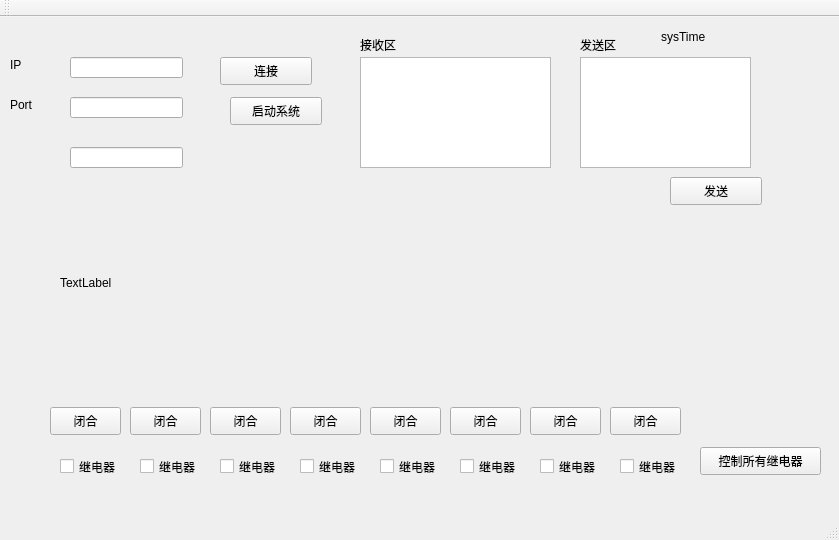
Qt form mainwindow.ui (kingvei/Sample_Qt) before a commit.
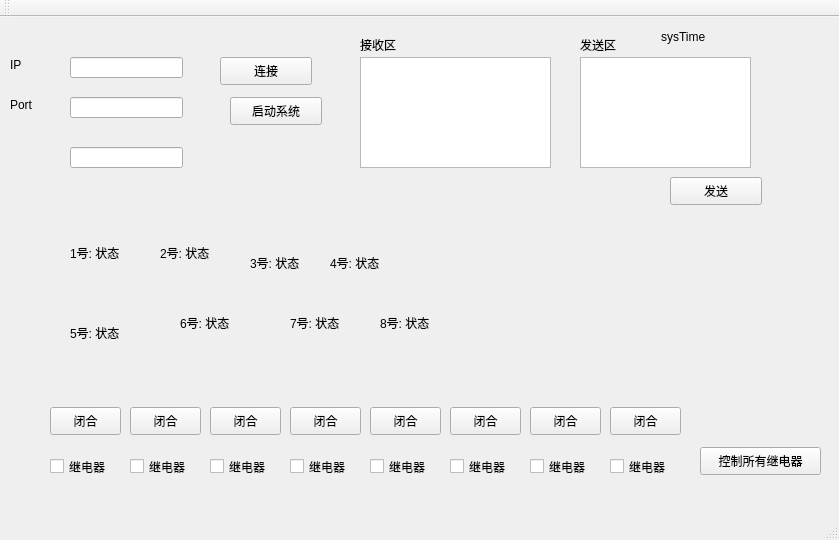
The same form after that commit.

The edit to the form file:
```diff
--- a/mainwindow.ui
+++ b/mainwindow.ui
@@ -115,7 +115,7 @@
    <widget class="QCheckBox" name="relayCheckBox_1">
     <property name="geometry">
      <rect>
-      <x>60</x>
+      <x>130</x>
       <y>440</y>
       <width>71</width>
       <height>19</height>
@@ -128,7 +128,7 @@
    <widget class="QCheckBox" name="relayCheckBox_2">
     <property name="geometry">
      <rect>
-      <x>140</x>
+      <x>210</x>
       <y>440</y>
       <width>71</width>
       <height>19</height>
@@ -141,7 +141,7 @@
    <widget class="QCheckBox" name="relayCheckBox_3">
     <property name="geometry">
      <rect>
-      <x>220</x>
+      <x>290</x>
       <y>440</y>
       <width>71</width>
       <height>19</height>
@@ -154,7 +154,7 @@
    <widget class="QCheckBox" name="relayCheckBox_4">
     <property name="geometry">
      <rect>
-      <x>300</x>
+      <x>370</x>
       <y>440</y>
       <width>71</width>
       <height>19</height>
@@ -167,7 +167,7 @@
    <widget class="QCheckBox" name="relayCheckBox_5">
     <property name="geometry">
      <rect>
-      <x>380</x>
+      <x>450</x>
       <y>440</y>
       <width>71</width>
       <height>19</height>
@@ -180,7 +180,7 @@
    <widget class="QCheckBox" name="relayCheckBox_6">
     <property name="geometry">
      <rect>
-      <x>460</x>
+      <x>530</x>
       <y>440</y>
       <width>71</width>
       <height>19</height>
@@ -193,7 +193,7 @@
    <widget class="QCheckBox" name="relayCheckBox_7">
     <property name="geometry">
      <rect>
-      <x>540</x>
+      <x>610</x>
       <y>440</y>
       <width>71</width>
       <height>19</height>
@@ -206,7 +206,7 @@
    <widget class="QCheckBox" name="relayCheckBox_8">
     <property name="geometry">
      <rect>
-      <x>620</x>
+      <x>50</x>
       <y>440</y>
       <width>71</width>
       <height>19</height>
@@ -232,7 +232,7 @@
    <widget class="QPushButton" name="relayButton_1">
     <property name="geometry">
      <rect>
-      <x>50</x>
+      <x>130</x>
       <y>390</y>
       <width>71</width>
       <height>28</height>
@@ -245,7 +245,7 @@
    <widget class="QPushButton" name="relayButton_2">
     <property name="geometry">
      <rect>
-      <x>130</x>
+      <x>210</x>
       <y>390</y>
       <width>71</width>
       <height>28</height>
@@ -258,7 +258,7 @@
    <widget class="QPushButton" name="relayButton_3">
     <property name="geometry">
      <rect>
-      <x>210</x>
+      <x>290</x>
       <y>390</y>
       <width>71</width>
       <height>28</height>
@@ -271,7 +271,7 @@
    <widget class="QPushButton" name="relayButton_4">
     <property name="geometry">
      <rect>
-      <x>290</x>
+      <x>370</x>
       <y>390</y>
       <width>71</width>
       <height>28</height>
@@ -284,7 +284,7 @@
    <widget class="QPushButton" name="relayButton_5">
     <property name="geometry">
      <rect>
-      <x>370</x>
+      <x>450</x>
       <y>390</y>
       <width>71</width>
       <height>28</height>
@@ -297,7 +297,7 @@
    <widget class="QPushButton" name="relayButton_6">
     <property name="geometry">
      <rect>
-      <x>450</x>
+      <x>530</x>
       <y>390</y>
       <width>71</width>
       <height>28</height>
@@ -310,7 +310,7 @@
    <widget class="QPushButton" name="relayButton_7">
     <property name="geometry">
      <rect>
-      <x>530</x>
+      <x>610</x>
       <y>390</y>
       <width>71</width>
       <height>28</height>
@@ -323,7 +323,7 @@
    <widget class="QPushButton" name="relayButton_8">
     <property name="geometry">
      <rect>
-      <x>610</x>
+      <x>50</x>
       <y>390</y>
       <width>71</width>
       <height>28</height>
@@ -398,14 +398,105 @@
    <widget class="QLabel" name="chartLabel">
     <property name="geometry">
      <rect>
-      <x>60</x>
-      <y>190</y>
-      <width>291</width>
-      <height>151</height>
+      <x>70</x>
+      <y>220</y>
+      <width>71</width>
+      <height>31</height>
      </rect>
     </property>
     <property name="text">
-     <string>TextLabel</string>
+     <string>1号: 状态</string>
+    </property>
+   </widget>
+   <widget class="QLabel" name="stateLabel_1">
+    <property name="geometry">
+     <rect>
+      <x>160</x>
+      <y>220</y>
+      <width>71</width>
+      <height>31</height>
+     </rect>
+    </property>
+    <property name="text">
+     <string>2号: 状态</string>
+    </property>
+   </widget>
+   <widget class="QLabel" name="stateLabel_2">
+    <property name="geometry">
+     <rect>
+      <x>250</x>
+      <y>230</y>
+      <width>71</width>
+      <height>31</height>
+     </rect>
+    </property>
+    <property name="text">
+     <string>3号: 状态</string>
+    </property>
+   </widget>
+   <widget class="QLabel" name="stateLabel_3">
+    <property name="geometry">
+     <rect>
+      <x>330</x>
+      <y>230</y>
+      <width>71</width>
+      <height>31</height>
+     </rect>
+    </property>
+    <property name="text">
+     <string>4号: 状态</string>
+    </property>
+   </widget>
+   <widget class="QLabel" name="stateLabel_4">
+    <property name="geometry">
+     <rect>
+      <x>70</x>
+      <y>300</y>
+      <width>71</width>
+      <height>31</height>
+     </rect>
+    </property>
+    <property name="text">
+     <string>5号: 状态</string>
+    </property>
+   </widget>
+   <widget class="QLabel" name="stateLabel_5">
+    <property name="geometry">
+     <rect>
+      <x>180</x>
+      <y>290</y>
+      <width>71</width>
+      <height>31</height>
+     </rect>
+    </property>
+    <property name="text">
+     <string>6号: 状态</string>
+    </property>
+   </widget>
+   <widget class="QLabel" name="stateLabel_6">
+    <property name="geometry">
+     <rect>
+      <x>290</x>
+      <y>290</y>
+      <width>71</width>
+      <height>31</height>
+     </rect>
+    </property>
+    <property name="text">
+     <string>7号: 状态</string>
+    </property>
+   </widget>
+   <widget class="QLabel" name="stateLabel_7">
+    <property name="geometry">
+     <rect>
+      <x>380</x>
+      <y>290</y>
+      <width>71</width>
+      <height>31</height>
+     </rect>
+    </property>
+    <property name="text">
+     <string>8号: 状态</string>
     </property>
    </widget>
   </widget>
```
Left out of the diff: 6 changed lines with no effect on the pictures.
